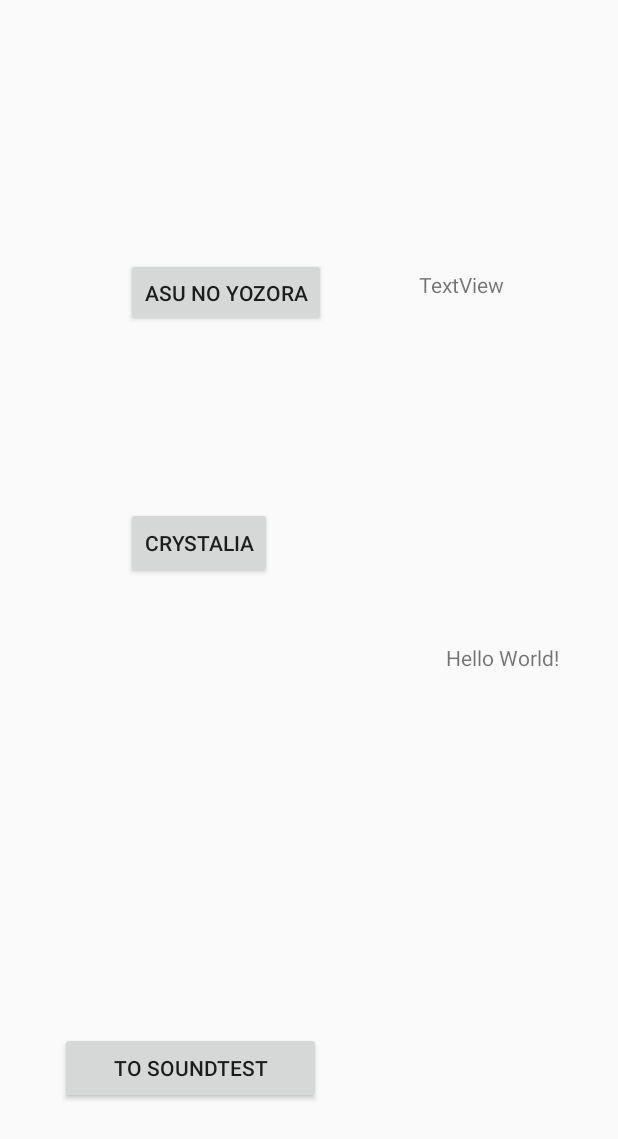
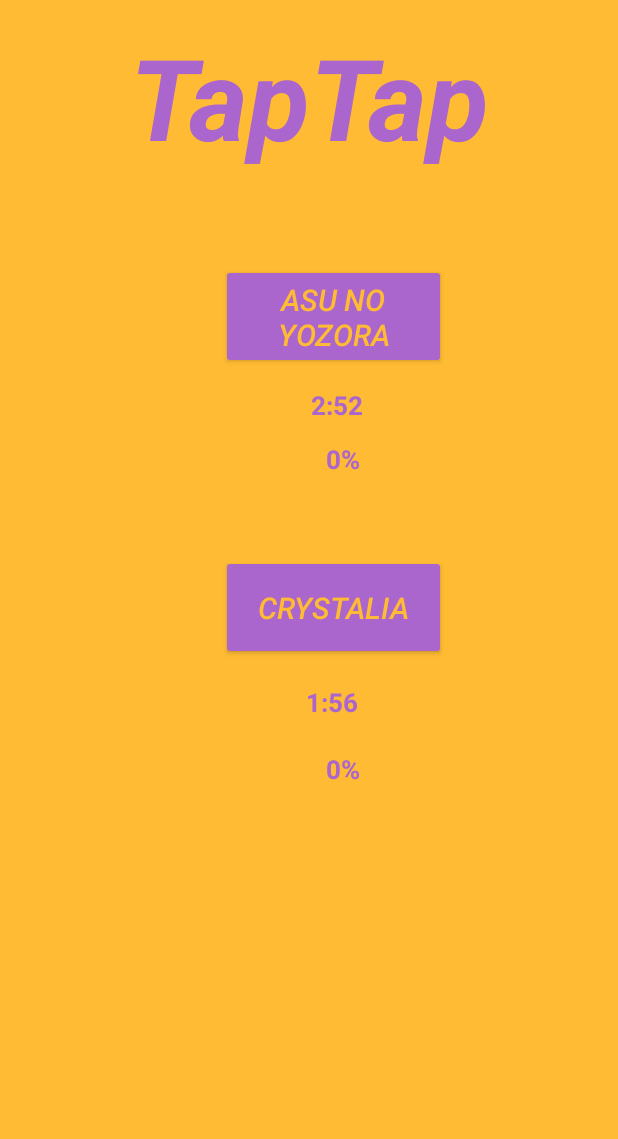
Before and after one commit to IsaacEarnest/TapTap, an Android app: the screen it shows after launch (MainActivity), on a phone screen of 412 x 824 dp. Shown: the top 1139 px of the screen. Run offline under Robolectric (Android 15) with nearby library versions, the phone set to English and light mode, and no system bars; 1 statement that could not run was skipped.

Commit message:
Reworked Main Activity Screen

```diff
--- a/app/src/main/java/com/example/osumania/Game.java
+++ b/app/src/main/java/com/example/osumania/Game.java
@@ -57,6 +57,7 @@ public class Game {
     }
     public void spawnIcon(int noteHitTime, int position){
         int noteSpawnTime = noteHitTime - scrollSpeed;
+        if(position == 64){
             Node node = new Node(position, 0, noteSpawnTime, left);
         }else if (position == 192){
             Node node = new Node(position, 0, noteSpawnTime, up);
@@ -67,6 +68,7 @@ public class Game {
 
         }
     }
+
     public void hit(keys pos){
 
     }
--- a/app/src/main/java/com/example/osumania/MainActivity.java
+++ b/app/src/main/java/com/example/osumania/MainActivity.java
@@ -29,7 +29,6 @@ public class MainActivity extends AppCompatActivity {
 
         songB1 = findViewById(R.id.song1);
         songB2 = findViewById(R.id.song2);
-        goToTestButton = findViewById(R.id.goToTestButton);
         initOnClickListeners();
         toTestSoundButton();
 
--- a/app/src/main/res/layout/activity_main.xml
+++ b/app/src/main/res/layout/activity_main.xml
@@ -4,60 +4,123 @@
     xmlns:tools="http://schemas.android.com/tools"
     android:layout_width="match_parent"
     android:layout_height="match_parent"
+    android:background="@android:color/holo_orange_light"
     tools:context=".MainActivity">
 
     <TextView
+        android:id="@+id/textView"
         android:layout_width="wrap_content"
         android:layout_height="wrap_content"
-        android:layout_marginStart="116dp"
-        android:text="Hello World!"
-        app:layout_constraintBottom_toBottomOf="parent"
-        app:layout_constraintRight_toRightOf="parent"
-        app:layout_constraintStart_toEndOf="@+id/song2"
-        app:layout_constraintTop_toTopOf="parent"
-        app:layout_constraintVertical_bias="0.533" />
+        android:layout_marginStart="204dp"
+        android:layout_marginTop="16dp"
+        android:layout_marginEnd="8dp"
+        android:text="1:56"
+        android:textColor="@android:color/holo_purple"
+        android:textSize="17dp"
+        android:textStyle="bold"
+        app:layout_constraintEnd_toEndOf="parent"
+        app:layout_constraintHorizontal_bias="0.0"
+        app:layout_constraintStart_toStartOf="parent"
+        app:layout_constraintTop_toBottomOf="@+id/song2" />
 
     <Button
         android:id="@+id/song2"
-        android:layout_width="wrap_content"
-        android:layout_height="wrap_content"
-        android:layout_marginStart="84dp"
-        android:layout_marginTop="120dp"
+        android:layout_width="150dp"
+        android:layout_height="70dp"
+        android:layout_marginStart="40dp"
+        android:layout_marginTop="124dp"
+        android:layout_marginEnd="8dp"
+        android:backgroundTint="@android:color/holo_purple"
         android:text="Crystalia"
+        android:textColor="@android:color/holo_orange_light"
+        android:textSize="20dp"
+        android:textStyle="italic"
+        app:layout_constraintEnd_toEndOf="parent"
         app:layout_constraintStart_toStartOf="parent"
         app:layout_constraintTop_toBottomOf="@+id/song1" />
 
     <Button
         android:id="@+id/song1"
-        android:layout_width="wrap_content"
-        android:layout_height="46dp"
-        android:layout_marginStart="84dp"
-        android:layout_marginTop="172dp"
+        android:layout_width="150dp"
+        android:layout_height="70dp"
+        android:layout_marginStart="104dp"
+        android:layout_marginTop="176dp"
+        android:layout_marginEnd="8dp"
+        android:backgroundTint="@android:color/holo_purple"
         android:text="Asu No Yozora"
+        android:textColor="@android:color/holo_orange_light"
+        android:textSize="20dp"
+        android:textStyle="italic"
+        app:layout_constraintEnd_toEndOf="parent"
+        app:layout_constraintHorizontal_bias="0.288"
         app:layout_constraintStart_toStartOf="parent"
         app:layout_constraintTop_toTopOf="parent" />
 
     <TextView
-        android:id="@+id/textView"
+        android:id="@+id/asuNoYozoraTime"
         android:layout_width="wrap_content"
         android:layout_height="wrap_content"
-        android:layout_marginTop="180dp"
-        android:layout_marginEnd="76dp"
-        android:text="@string/textview"
+        android:layout_marginStart="8dp"
+        android:layout_marginTop="12dp"
+        android:layout_marginEnd="8dp"
+        android:text="2:52"
+        android:textColor="@android:color/holo_purple"
+        android:textSize="17dp"
+        android:textStyle="bold"
         app:layout_constraintEnd_toEndOf="parent"
+        app:layout_constraintHorizontal_bias="0.552"
+        app:layout_constraintStart_toStartOf="parent"
+        app:layout_constraintTop_toBottomOf="@+id/song1" />
+
+    <TextView
+        android:id="@+id/title"
+        android:layout_width="267dp"
+        android:layout_height="113dp"
+        android:layout_marginStart="8dp"
+        android:layout_marginTop="8dp"
+        android:layout_marginEnd="8dp"
+        android:gravity="center"
+        android:text="TapTap"
+        android:textSize="75dp"
+        android:textStyle="italic|bold"
+        android:textColor="@android:color/holo_purple"
+        app:layout_constraintEnd_toEndOf="parent"
+        app:layout_constraintStart_toStartOf="parent"
         app:layout_constraintTop_toTopOf="parent" />
 
-    <Button
-        android:id="@+id/goToTestButton"
-        android:layout_width="174dp"
+    <TextView
+        android:id="@+id/asuNoYozoraScore"
+        android:layout_width="wrap_content"
         android:layout_height="wrap_content"
-        android:layout_marginStart="40dp"
-        android:layout_marginEnd="283dp"
-        android:layout_marginBottom="88dp"
-        android:text="@string/to_soundtest"
+        android:layout_marginStart="8dp"
+        android:layout_marginTop="12dp"
+        android:layout_marginEnd="8dp"
+        android:text="0%"
+        android:textColor="@android:color/holo_purple"
+        android:textSize="17dp"
+        android:textStyle="bold"
+        app:layout_constraintEnd_toEndOf="parent"
+        app:layout_constraintHorizontal_bias="0.56"
+        app:layout_constraintStart_toStartOf="parent"
+        app:layout_constraintTop_toBottomOf="@+id/asuNoYozoraTime" />
+
+    <TextView
+        android:id="@+id/textView4"
+        android:layout_width="wrap_content"
+        android:layout_height="wrap_content"
+        android:layout_marginStart="8dp"
+        android:layout_marginTop="8dp"
+        android:layout_marginEnd="8dp"
+        android:layout_marginBottom="8dp"
+        android:text="0%"
+        android:textColor="@android:color/holo_purple"
+        android:textSize="17dp"
+        android:textStyle="bold"
         app:layout_constraintBottom_toBottomOf="parent"
         app:layout_constraintEnd_toEndOf="parent"
-        app:layout_constraintHorizontal_bias="0.0"
-        app:layout_constraintStart_toStartOf="parent" />
+        app:layout_constraintHorizontal_bias="0.56"
+        app:layout_constraintStart_toStartOf="parent"
+        app:layout_constraintTop_toBottomOf="@+id/textView"
+        app:layout_constraintVertical_bias="0.042" />
 
 </android.support.constraint.ConstraintLayout>
```
